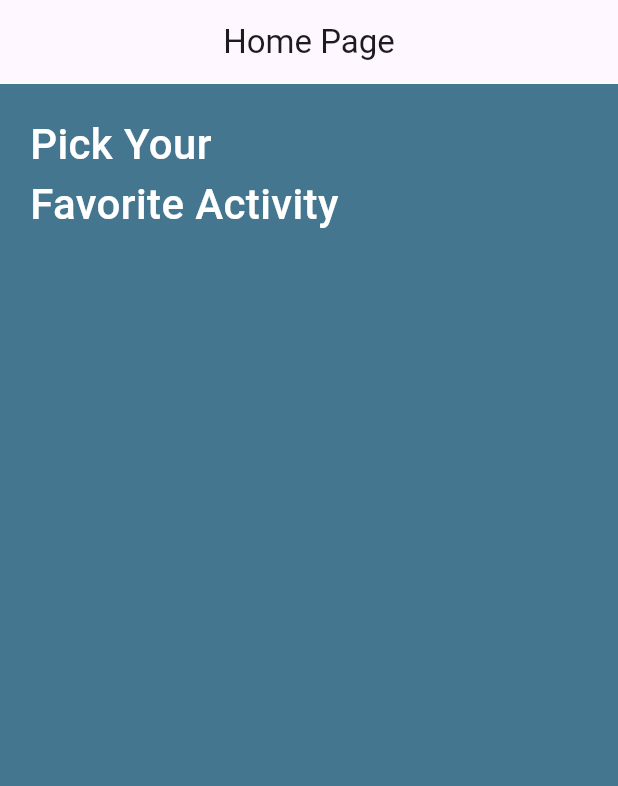
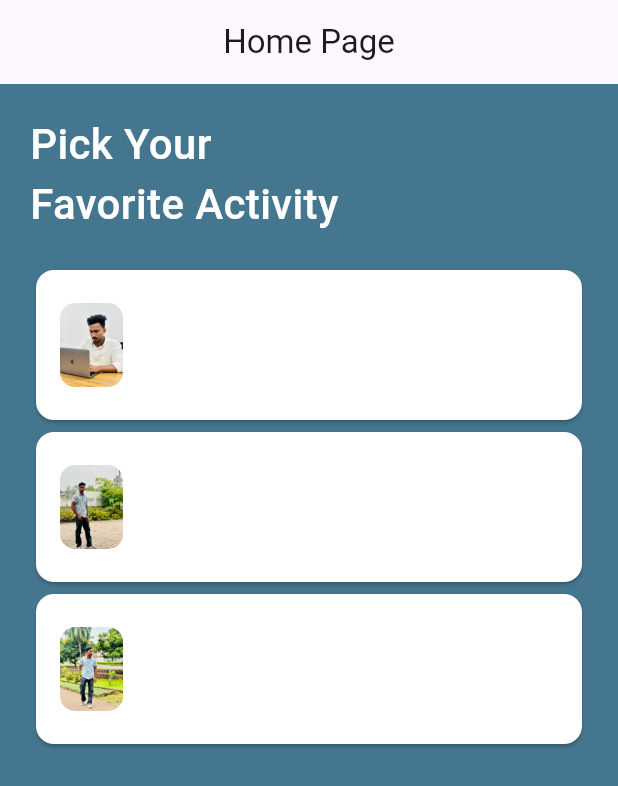
Before and after one commit to Ameer-Anas99/Animation, a Flutter app: the screen it shows after launch, on a phone screen of 412 x 824 dp. Shown: the top 786 px of the screen. Run offline on Flutter 3.47's test engine with Material 3 defaults, Android fonts, the phone set to English and light mode, and no system bars.

Commit message:
just update ui

```diff
--- a/lib/view/home_page.dart
+++ b/lib/view/home_page.dart
@@ -1,4 +1,5 @@
 import 'package:animation/model/model.dart';
+import 'package:animation/widget/details.dart';
 import 'package:flutter/material.dart';
 
 class HomePage extends StatefulWidget {
@@ -14,7 +15,20 @@ class _HomePageState extends State<HomePage> {
   void initState() {
     activities = [
       Activity(
-          name: "unknow", location: "kerala,india", imageUrl: "", price: 150)
+          name: "unknow",
+          location: "kerala,india",
+          imageUrl: "asset/ameer3.jpg",
+          price: 150),
+      Activity(
+          name: "unknow",
+          location: "mumbai,india",
+          imageUrl: "asset/ameer5.jpg",
+          price: 200),
+      Activity(
+          name: "unknow",
+          location: "chennai,india",
+          imageUrl: "asset/ameer10.jpg",
+          price: 250)
     ];
     super.initState();
   }
@@ -29,6 +43,7 @@ class _HomePageState extends State<HomePage> {
       body: Container(
         padding: EdgeInsets.all(20),
         child: Column(
+          crossAxisAlignment: CrossAxisAlignment.start,
           children: [
             Text(
               "Pick Your \nFavorite Activity ",
@@ -39,10 +54,46 @@ class _HomePageState extends State<HomePage> {
             ),
             SizedBox(
               height: 20,
+            ),
+            Flexible(
+              child: ListView.builder(
+                itemCount: activities.length,
+                itemBuilder: (context, index) {
+                  Activity activity = activities[index];
+                  return buildCard(activity);
+                },
+              ),
             )
           ],
         ),
       ),
     );
   }
+
+  Card buildCard(Activity activity) {
+    return Card(
+      color: Colors.white,
+      child: Container(
+        height: 100,
+        child: Center(
+          child: ListTile(
+            onTap: () {
+              Navigator.push(
+                  context,
+                  MaterialPageRoute(
+                      builder: (context) => Details(activity: activity)));
+            },
+            leading: ClipRRect(
+              borderRadius: BorderRadius.circular(10),
+              child: Image.asset(
+                activity.imageUrl,
+                height: 100,
+              ),
+            ),
+            // trailing: ,
+          ),
+        ),
+      ),
+    );
+  }
 }
--- a/pubspec.yaml
+++ b/pubspec.yaml
@@ -59,8 +59,8 @@ flutter:
   uses-material-design: true
 
   # To add assets to your application, add an assets section, like this:
-  # assets:
-  #   - images/a_dot_burr.jpeg
+  assets:
+    - asset/
   #   - images/a_dot_ham.jpeg
 
   # An image asset can refer to one or more resolution-specific "variants", see
```
Also changed, not shown: lib/widget/details.dart (added, +56 -0 lines), lib/widget/fav_icon.dart (added, +16 -0 lines), asset/ameer10.jpg (added), asset/ameer3.jpg (added), asset/ameer5.jpg (added), lib/widget/apptext.dart (added).
